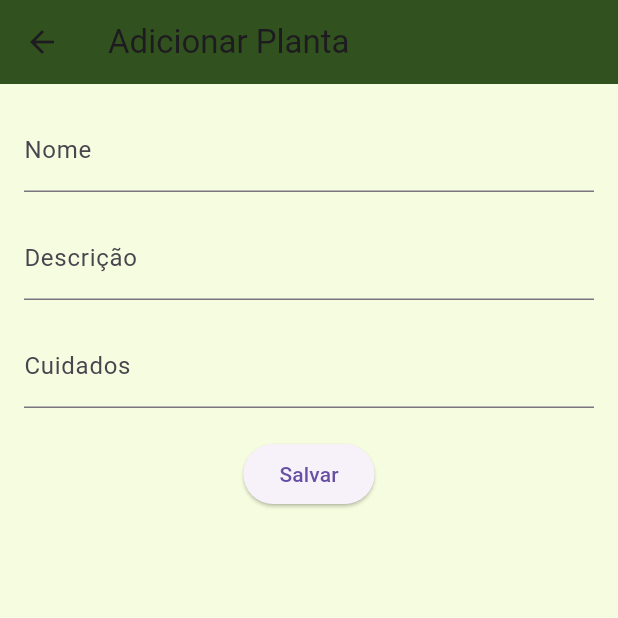
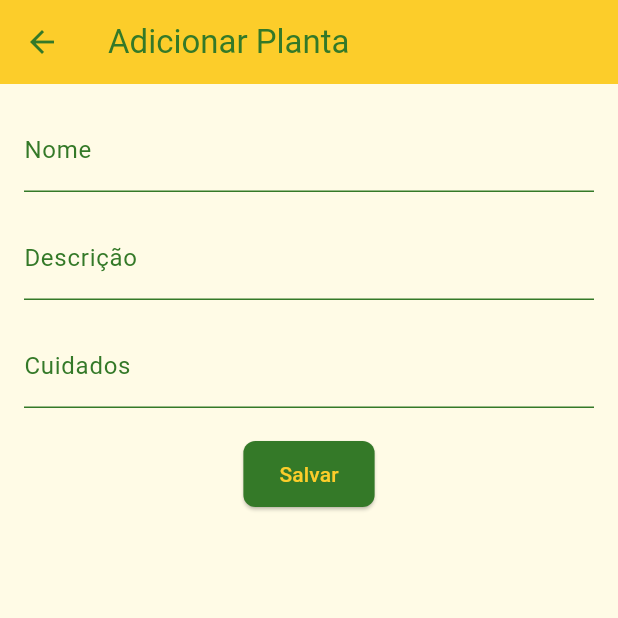
Before and after one commit to deLaraaaa/plants_mobile, a Flutter app: the screen it shows after launch, after a tap on the "add" icon, on a phone screen of 412 x 824 dp, the top half of it. Run offline on Flutter 3.47's test engine with Material 3 defaults, Android fonts, the phone set to English and light mode, and no system bars; our stand-ins replace cloud_firestore, firebase_core, fluttertoast; accounts and stored records are empty.

Commit message:
chore: change pallete color

```diff
--- a/lib/main.dart
+++ b/lib/main.dart
@@ -24,7 +24,7 @@ class MyApp extends StatelessWidget {
   @override
   Widget build(BuildContext context) {
     return MaterialApp(
-      title: 'Plant Catalog',
+      title: 'Catálogo de Plantas',
       theme: ThemeData(
         primaryColor: const Color(0xFF31511E),
         scaffoldBackgroundColor: const Color(0xFFF6FCDF),
--- a/lib/views/plant_form_screen.dart
+++ b/lib/views/plant_form_screen.dart
@@ -80,9 +80,13 @@ class PlantFormScreenState extends State<PlantFormScreen> {
   @override
   Widget build(BuildContext context) {
     return Scaffold(
+      backgroundColor: const Color(0xFFFFFBE6), // Fundo suave
       appBar: AppBar(
-        title:
-            Text(widget.plant == null ? "Adicionar Planta" : "Editar Planta"),
+        title: Text(widget.plant == null ? "Adicionar Planta" : "Editar Planta",
+            style: const TextStyle(color: Color(0xFF347928))),
+        backgroundColor: const Color(0xFFFCCD2A),
+        elevation: 0,
+        iconTheme: const IconThemeData(color: Color(0xFF347928)),
       ),
       body: Padding(
         padding: const EdgeInsets.all(16.0),
@@ -92,7 +96,16 @@ class PlantFormScreenState extends State<PlantFormScreen> {
             children: [
               TextFormField(
                 controller: _nameController,
-                decoration: const InputDecoration(labelText: 'Nome'),
+                decoration: const InputDecoration(
+                  labelText: 'Nome',
+                  labelStyle: TextStyle(color: Color(0xFF347928)),
+                  enabledBorder: UnderlineInputBorder(
+                    borderSide: BorderSide(color: Color(0xFF347928)),
+                  ),
+                  focusedBorder: UnderlineInputBorder(
+                    borderSide: BorderSide(color: Color(0xFF347928)),
+                  ),
+                ),
                 validator: (value) => value!.isEmpty
                     ? 'Campo obrigatório'
                     : null, // Validação do campo
@@ -101,7 +114,16 @@ class PlantFormScreenState extends State<PlantFormScreen> {
               Flexible(
                 child: TextFormField(
                   controller: _descriptionController,
-                  decoration: const InputDecoration(labelText: 'Descrição'),
+                  decoration: const InputDecoration(
+                    labelText: 'Descrição',
+                    labelStyle: TextStyle(color: Color(0xFF347928)),
+                    enabledBorder: UnderlineInputBorder(
+                      borderSide: BorderSide(color: Color(0xFF347928)),
+                    ),
+                    focusedBorder: UnderlineInputBorder(
+                      borderSide: BorderSide(color: Color(0xFF347928)),
+                    ),
+                  ),
                   validator: (value) => value!.isEmpty
                       ? 'Campo obrigatório'
                       : null, // Validação do campo
@@ -112,7 +134,16 @@ class PlantFormScreenState extends State<PlantFormScreen> {
               Flexible(
                 child: TextFormField(
                   controller: _careInstructionsController,
-                  decoration: const InputDecoration(labelText: 'Cuidados'),
+                  decoration: const InputDecoration(
+                    labelText: 'Cuidados',
+                    labelStyle: TextStyle(color: Color(0xFF347928)),
+                    enabledBorder: UnderlineInputBorder(
+                      borderSide: BorderSide(color: Color(0xFF347928)),
+                    ),
+                    focusedBorder: UnderlineInputBorder(
+                      borderSide: BorderSide(color: Color(0xFF347928)),
+                    ),
+                  ),
                   validator: (value) => value!.isEmpty
                       ? 'Campo obrigatório'
                       : null, // Validação do campo
@@ -121,8 +152,16 @@ class PlantFormScreenState extends State<PlantFormScreen> {
               ),
               const SizedBox(height: 20),
               ElevatedButton(
+                style: ElevatedButton.styleFrom(
+                  backgroundColor: const Color(0xFF347928),
+                  padding:
+                      const EdgeInsets.symmetric(horizontal: 24, vertical: 12),
+                  shape: RoundedRectangleBorder(
+                      borderRadius: BorderRadius.circular(8)),
+                ),
                 onPressed: _savePlant, // Chama a função para salvar a planta
-                child: Text(widget.plant == null ? "Salvar" : "Atualizar"),
+                child: Text(widget.plant == null ? "Salvar" : "Atualizar",
+                    style: const TextStyle(color: Color(0xFFFCCD2A))),
               ),
             ],
           ),
--- a/lib/views/plant_list_screen.dart
+++ b/lib/views/plant_list_screen.dart
@@ -20,33 +20,35 @@ class PlantListScreen extends StatelessWidget {
       context: context,
       builder: (BuildContext context) {
         return AlertDialog(
-          backgroundColor: const Color(0xFF31511E),
+          backgroundColor: const Color(0xFF347928),
           title: const Text('Confirmar Exclusão',
-              style: TextStyle(color: Colors.white)), // Título do diálogo
+              style: TextStyle(color: Color(0xFFFCCD2A))), // Título do diálogo
           content: const Text('Tem certeza de que deseja excluir esta planta?',
-              style: TextStyle(color: Colors.white)), // Conteúdo do diálogo
+              style:
+                  TextStyle(color: Color(0xFFFCCD2A))), // Conteúdo do diálogo
           actions: <Widget>[
             TextButton(
               style: TextButton.styleFrom(
-                backgroundColor: const Color(0xFF859F3D),
+                backgroundColor: const Color(0xFFC0EBA6),
               ),
               child: const Text('Cancelar',
-                  style: TextStyle(color: Colors.white)),
+                  style: TextStyle(color: Color(0xFF347928))),
               onPressed: () {
                 Navigator.of(context).pop(); // Fecha o diálogo
               },
             ),
             TextButton(
               style: TextButton.styleFrom(
-                backgroundColor: Colors.red,
+                backgroundColor: const Color(0xFFFCCD2A),
               ),
               child: const Text('Excluir',
-                  style: TextStyle(color: Colors.white)), // Texto branco
+                  style: TextStyle(color: Color(0xFF347928))), // Texto branco
               onPressed: () {
                 Navigator.of(context).pop(); // Fecha o diálogo
                 _plantService.deletePlant(plant.id!).then((_) {
                   Toast.showSuccess("Planta excluída com sucesso!",
-                      backgroundColor: Colors.red); // Exibe mensagem de sucesso
+                      backgroundColor:
+                          const Color(0xFFFCCD2A)); // Exibe mensagem de sucesso
                   Navigator.pushAndRemoveUntil(
                     context,
                     MaterialPageRoute(builder: (context) => PlantListScreen()),
@@ -67,66 +69,60 @@ class PlantListScreen extends StatelessWidget {
   @override
   Widget build(BuildContext context) {
     return Scaffold(
-      backgroundColor: const Color(0xFF1A1A19),
+      backgroundColor: const Color(0xFFFFFBE6),
       appBar: AppBar(
         title: const Text(
           "Catálogo de Plantas",
-          style:
-              TextStyle(color: Color(0xFF859F3D)),
+          style: TextStyle(color: Color(0xFF347928)),
         ),
-        backgroundColor:
-            const Color(0xFF1A1A19),
+        backgroundColor: const Color(0xFFFCCD2A),
         elevation: 0,
-        iconTheme: const IconThemeData(color: Color(0xFF31511E)),
+        iconTheme: const IconThemeData(color: Color(0xFF347928)),
       ),
       body: StreamBuilder<List<Plant>>(
         stream: _plantService.getPlants(), // Obtém a lista de plantas
         builder: (context, snapshot) {
           if (snapshot.connectionState == ConnectionState.waiting) {
             return const Center(
-                child:
-                    CircularProgressIndicator()); // Exibe um indicador de carregamento
+                child: CircularProgressIndicator(
+              color: Color(0xFF347928),
+            )); // Exibe um indicador de carregamento
           }
           final plants = snapshot.data ??
               []; // Obtém a lista de plantas ou uma lista vazia
           return ListView.builder(
-            padding: const EdgeInsets.all(
-                16),
+            padding: const EdgeInsets.all(16),
             itemCount: plants.length,
             itemBuilder: (context, index) {
               final plant = plants[index];
               return Card(
-                margin: const EdgeInsets.symmetric(
-                    vertical: 8),
+                margin: const EdgeInsets.symmetric(vertical: 8),
                 shape: RoundedRectangleBorder(
-                  borderRadius: BorderRadius.circular(
-                      15),
+                  borderRadius: BorderRadius.circular(15),
                 ),
                 color: const Color(0xFFFFFFFF),
                 elevation: 3,
                 child: ListTile(
-                  contentPadding: const EdgeInsets.all(
-                      16),
+                  contentPadding: const EdgeInsets.all(16),
                   title: Text(
                     plant.name,
                     style: const TextStyle(
                       fontWeight: FontWeight.bold,
                       fontSize: 18,
-                      color:
-                          Color(0xFF31511E),
+                      color: Color(0xFF347928),
                     ),
                   ),
                   subtitle: Text(
                     plant.description,
                     style: const TextStyle(
                         color: Color(
-                            0xFF859F3D)), // Verde mais claro para a descrição
+                            0xFFC0EBA6)), // Verde mais claro para a descrição
                   ),
                   trailing: Row(
                     mainAxisSize: MainAxisSize.min,
                     children: [
                       IconButton(
-                        icon: const Icon(Icons.edit, color: Color(0xFF31511E)),
+                        icon: const Icon(Icons.edit, color: Color(0xFF347928)),
                         onPressed: () => Navigator.push(
                           context,
                           MaterialPageRoute(
@@ -135,7 +131,8 @@ class PlantListScreen extends StatelessWidget {
                         ), // Navega para a tela de edição de planta
                       ),
                       IconButton(
-                        icon: const Icon(Icons.delete, color: Colors.red),
+                        icon:
+                            const Icon(Icons.delete, color: Color.fromARGB(255, 255, 0, 0)),
                         onPressed: () => _showDeleteConfirmationDialog(context,
                             plant), // Exibe o diálogo de confirmação de exclusão
                       ),
@@ -159,12 +156,10 @@ class PlantListScreen extends StatelessWidget {
           MaterialPageRoute(builder: (context) => const PlantFormScreen()),
         ),
         elevation: 6,
-        backgroundColor: const Color(0xFF31511E),
-        child: const Icon(Icons.add,
-            color: Color(0xFF1A1A19)),
+        backgroundColor: const Color(0xFF347928),
+        child: const Icon(Icons.add, color: Color(0xFFFCCD2A)),
       ),
-      floatingActionButtonLocation: FloatingActionButtonLocation
-          .endFloat,
+      floatingActionButtonLocation: FloatingActionButtonLocation.endFloat,
     );
   }
 }
```
Also changed, not shown: lib/views/plant_detail_screen.dart (+23 -15 lines).
